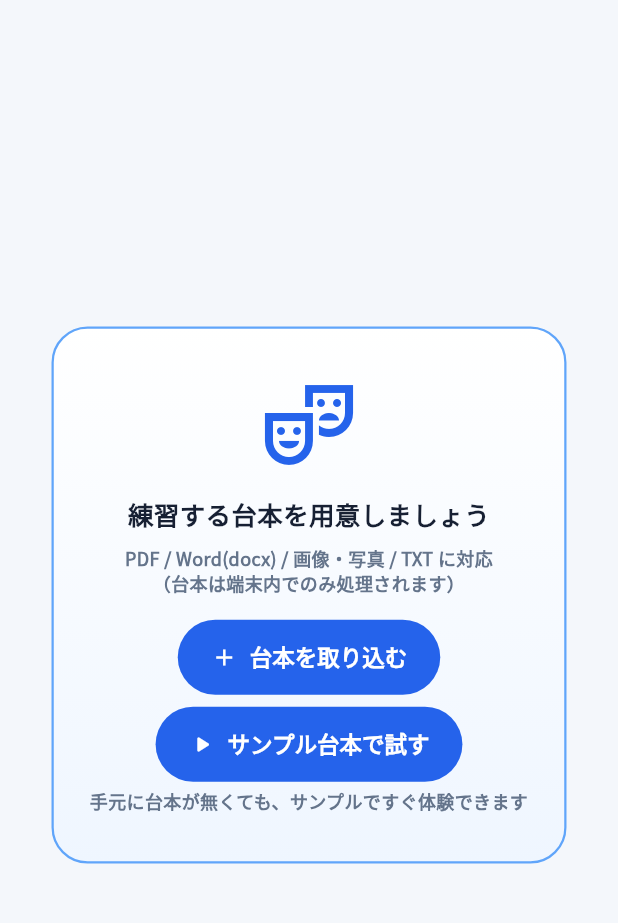
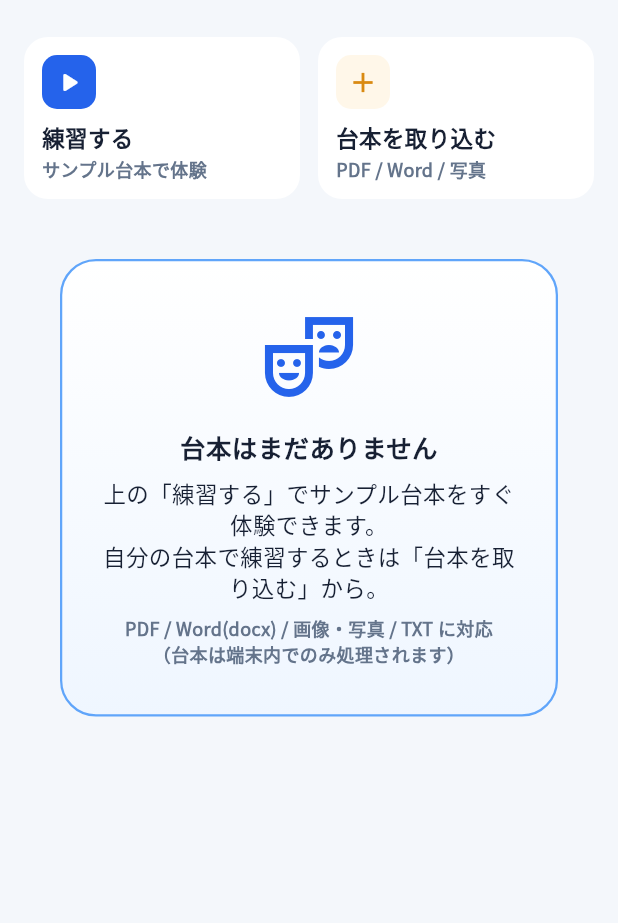
Before and after one commit to oshiyamad-blip/mood-cinema, a Flutter app: the screen it shows after launch, on a phone screen of 412 x 824 dp, the part 65-988 px from its top. Run offline on Flutter 3.47's test engine with Material 3 defaults, Android fonts, the phone set to English and light mode, and no system bars; our stand-ins replace audioplayers, file_picker, flutter_tts, google_mobile_ads, speech_to_text, web; missing offline and left inert: google_mlkit_text_recognition, pdfx, purchases_flutter, record, syncfusion_flutter_pdf; network calls fail.

Commit message:
serifu-app: トップは常に「練習する／取り込む」の2択、サンプルはその先に
台本の有無で画面構造が変わらないよう、ホーム上部の2択カードを常設に統一。
台本が無いときは「練習する」（サンプル台本で体験）を押した先で
サンプル台本の詳細に繋がる。空状態カードは説明のみに簡素化。

Co-Authored-By: Claude Opus 4.8 <noreply@anthropic.com>
Claude-Session: https://claude.ai/code/session_017ik5rDobPbdwAi9SSvZkH7

```diff
--- a/serifu-app/lib/screens/home_screen.dart
+++ b/serifu-app/lib/screens/home_screen.dart
@@ -167,10 +167,17 @@ class _HomeScreenState extends State<HomeScreen> {
         animation: _repo,
         builder: (context, _) {
           final scripts = _repo.scripts;
+          // 空でも同じ構造：トップは常に「練習する／台本を取り込む」の2択。
+          // 台本が無ければ「練習する」の先でサンプル台本に繋がる。
           if (scripts.isEmpty) {
-            return _EmptyState(
-              onImport: _busy ? null : _import,
-              onSample: _busy ? null : _openSample,
+            return ListView(
+              padding: const EdgeInsets.fromLTRB(
+                  AppSpacing.lg, AppSpacing.md, AppSpacing.lg, 120),
+              children: [
+                _quickActions(scripts),
+                const SizedBox(height: AppSpacing.lg),
+                const _EmptyState(),
+              ],
             );
           }
           return ListView.separated(
@@ -220,10 +227,13 @@ class _HomeScreenState extends State<HomeScreen> {
     );
   }
 
-  /// ホーム最上部の2択：「練習をつづける」／「台本を取り込む」。
+  /// ホーム最上部の2択：「練習する」／「台本を取り込む」。
+  /// 台本が無いときは「練習する」の先でサンプル台本に繋がる。
   Widget _quickActions(List<Script> scripts) {
     // 直近に触った台本（練習した日時が新しいもの、無ければ取り込みが新しいもの）。
-    final recent = scripts.reduce((a, b) {
+    final recent = scripts.isEmpty
+        ? null
+        : scripts.reduce((a, b) {
             final at = a.lastPracticedAt ?? a.importedAt;
             final bt = b.lastPracticedAt ?? b.importedAt;
             return at.isAfter(bt) ? a : b;
@@ -239,11 +249,14 @@ class _HomeScreenState extends State<HomeScreen> {
               icon: Icons.play_arrow_rounded,
               iconBg: AppColors.primary,
               iconFg: Colors.white,
-              title: '練習をつづける',
-              subtitle: recent.title,
-              onTap: () => Navigator.of(context).push(
+              title: recent == null ? '練習する' : '練習をつづける',
+              subtitle: recent?.title ?? 'サンプル台本で体験',
+              onTap: recent == null
+                  ? (_busy ? null : _openSample)
+                  : () => Navigator.of(context).push(
                         MaterialPageRoute(
-                    builder: (_) => ScriptDetailScreen(script: recent)),
+                            builder: (_) =>
+                                ScriptDetailScreen(script: recent)),
                       ),
             ),
           ),
@@ -495,11 +508,9 @@ class _Avatar extends StatelessWidget {
   }
 }
 
+/// 台本が無いときの説明カード（操作は上の2択カードに集約済み）。
 class _EmptyState extends StatelessWidget {
-  const _EmptyState({this.onImport, this.onSample});
-
-  final VoidCallback? onImport;
-  final VoidCallback? onSample;
+  const _EmptyState();
 
   @override
   Widget build(BuildContext context) {
@@ -530,8 +541,15 @@ class _EmptyState extends StatelessWidget {
               ),
               const SizedBox(height: AppSpacing.lg),
               Text(
-                '練習する台本を用意しましょう',
+                '台本はまだありません',
                 style: AppText.h2.copyWith(color: AppColors.ink900),
+                textAlign: TextAlign.center,
+              ),
+              const SizedBox(height: AppSpacing.sm),
+              Text(
+                '上の「練習する」でサンプル台本をすぐ体験できます。\n'
+                '自分の台本で練習するときは「台本を取り込む」から。',
+                style: AppText.body,
                 textAlign: TextAlign.center,
               ),
               const SizedBox(height: AppSpacing.sm),
@@ -542,24 +560,6 @@ class _EmptyState extends StatelessWidget {
                 style: AppText.caption,
                 textAlign: TextAlign.center,
               ),
-              const SizedBox(height: AppSpacing.lg),
-              FilledButton.icon(
-                onPressed: onImport,
-                icon: const Icon(Icons.add),
-                label: const Text('台本を取り込む'),
-              ),
-              const SizedBox(height: AppSpacing.sm),
-              FilledButton.tonalIcon(
-                onPressed: onSample,
-                icon: const Icon(Icons.play_arrow_rounded),
-                label: const Text('サンプル台本で試す'),
-              ),
-              const SizedBox(height: AppSpacing.xs),
-              Text(
-                '手元に台本が無くても、サンプルですぐ体験できます',
-                style: AppText.caption,
-                textAlign: TextAlign.center,
-              ),
             ],
           ),
         ),
```
Also changed, not shown: 1 other file. Lines whose indentation alone changed are shown as unchanged.
